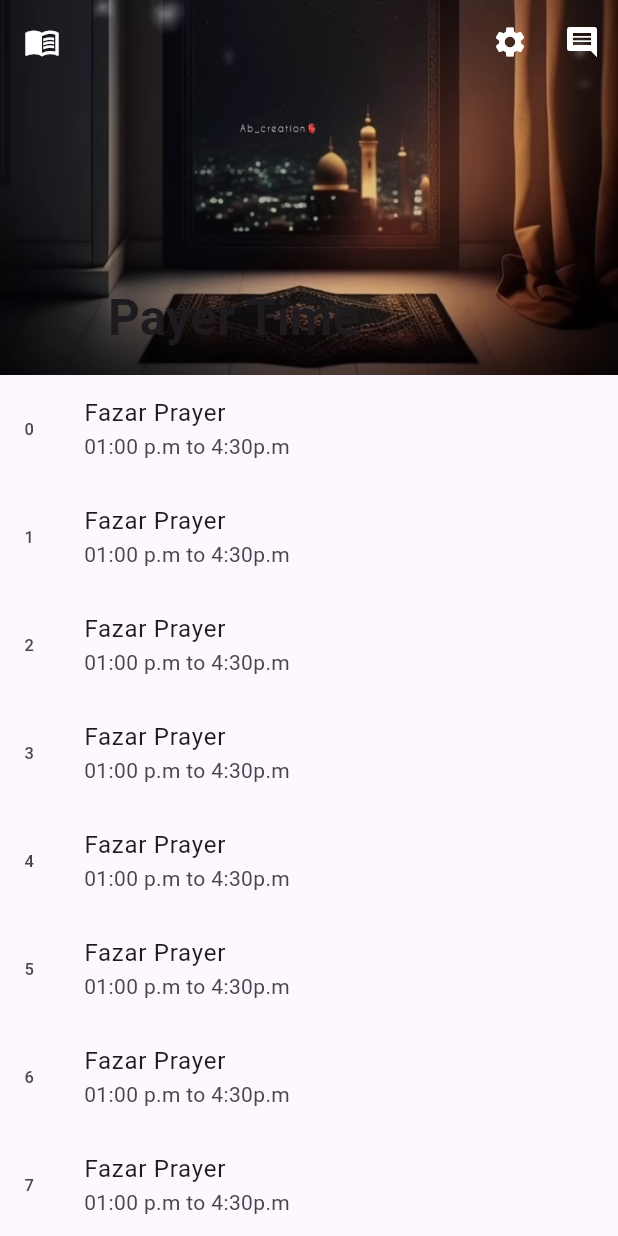
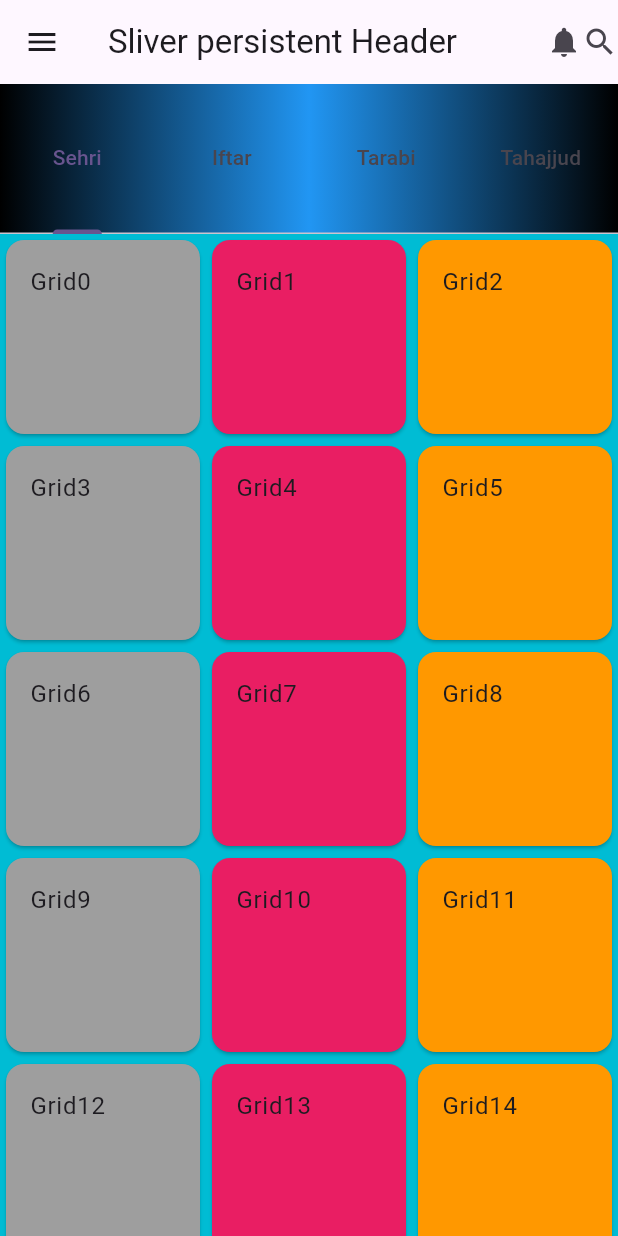
Before and after one commit to honeycse18/Slivers_Project, a Flutter app: the screen it shows after launch, on a phone screen of 412 x 824 dp. Run offline on Flutter 3.47's test engine with Material 3 defaults, Android fonts, the phone set to English and light mode, and no system bars.

Commit message:
SliverPersistentHeader,Tabbar

```diff
--- a/lib/home.dart
+++ b/lib/home.dart
@@ -1,58 +1,85 @@
-import 'package:flutter/material.dart';
+// import 'package:flutter/material.dart';
+// import 'package:flutter/rendering.dart';
+// import 'package:flutter/widgets.dart';
 
-class MyHomePage extends StatelessWidget {
-  const MyHomePage({super.key});
+// class MyHomePage extends StatelessWidget {
+//   MyHomePage({super.key});
 
-  @override
-  Widget build(BuildContext context) {
-    return Scaffold(
-      body: SafeArea(
-          child: CustomScrollView(
-        slivers: <Widget>[
-          SliverAppBar(
-            backgroundColor: Colors.pink,
-            pinned: true,
-            floating: true,
-            snap: true,
-            expandedHeight: 250,
-            flexibleSpace: FlexibleSpaceBar(
-              background: Image.asset(
-                "assets/images/appbar_img.png",
-                fit: BoxFit.fill,
-              ),
-              title: Text(
-                "Payer Time",
-                style: TextStyle(fontWeight: FontWeight.bold),
-              ),
-            ),
-            leading: IconButton(
-              onPressed: () {},
-              icon: Icon(
-                Icons.menu_book,
-                color: Colors.white,
-              ),
-            ),
-            actions: [
-              IconButton(
-                  onPressed: () {},
-                  icon: Icon(Icons.settings, color: Colors.white)),
-              IconButton(
-                  onPressed: () {},
-                  icon: Icon(Icons.comment, color: Colors.white)),
-            ],
-          ),
+//   @override
+//   Widget build(BuildContext context) {
+//     return Scaffold(
+//       body: SafeArea(
+//           child: CustomScrollView(
+//         slivers: <Widget>[
+//           SliverAppBar(
+//             backgroundColor: Colors.pink,
+//             pinned: true,
+//             floating: true,
+//             snap: true,
+//             expandedHeight: 250,
+//             collapsedHeight: 60,
+//             flexibleSpace: LayoutBuilder(
+//               builder: (BuildContext context, BoxConstraints constraints) {
+//                 var isCollapsed = true;
+//                 return FlexibleSpaceBar(
+//                   title: isCollapsed
+//                       ? Column(
+//                           children: [
+//                             SizedBox(height: 4),
+//                             Row(
+//                               children: [
+//                                 CircleAvatar(
+//                                   radius: 20,
+//                                   backgroundColor: Colors.black,
+//                                   child: Image.asset(
+//                                     "assets/images/appbar_img.png",
+//                                     height: 25,
+//                                     width: 25,
+//                                     fit: BoxFit.contain,
+//                                   ),
+//                                 ),
+//                                 SizedBox(width: 8),
+//                                 Text('Prayer Time✨'),
+//                               ],
+//                             ),
+//                           ],
+//                         )
+//                       : Text(''),
+//                   background: Image.asset(
+//                     "assets/images/appbar_img.png",
+//                     fit: BoxFit.fill,
+//                   ),
+//                 );
+//               },
+//             ),
+//             leading: IconButton(
+//               onPressed: () {},
+//               icon: Icon(
+//                 Icons.menu_book,
+//                 color: Colors.white,
+//               ),
+//             ),
+//             actions: [
+//               IconButton(
+//                   onPressed: () {},
+//                   icon: Icon(Icons.settings, color: Colors.white)),
+//               IconButton(
+//                   onPressed: () {},
+//                   icon: Icon(Icons.comment, color: Colors.white)),
+//             ],
+//           ),
 
-          //Sliver Widgets
-          SliverList(
-              delegate: SliverChildBuilderDelegate(
-                  (context, index) => ListTile(
-                        leading: Text("$index"),
-                        title: Text("Fazar Prayer"),
-                        subtitle: Text("01:00 p.m to 4:30p.m"),
-                      ),
-                  childCount: 50))
-        ],
-      )),
-    );
-  }
-}
+//           //Sliver Widgets
+//           SliverList(
+//               delegate: SliverChildBuilderDelegate(
+//                   (context, index) => ListTile(
+//                         leading: Text("$index"),
+//                         title: Text("Fazar Prayer"),
+//                         subtitle: Text("01:00 p.m to 4:30p.m"),
+//                       ),
+//                   childCount: 50))
+//         ],
+//       )),
+//     );
+//   }
+// }
--- /dev/null
+++ b/lib/homepage.dart
@@ -0,0 +1,99 @@
+import 'package:flutter/cupertino.dart';
+import 'package:flutter/material.dart';
+import 'package:flutter/rendering.dart';
+import 'package:flutter/widgets.dart';
+
+class MyHomePage extends StatelessWidget {
+  MyHomePage({super.key});
+
+  @override
+  Widget build(BuildContext context) {
+    return DefaultTabController(
+        length: 4,
+        child: Scaffold(
+          body: NestedScrollView(
+              headerSliverBuilder: (context, _) {
+                return [
+                  SliverAppBar(
+                    leading: Icon(Icons.menu),
+                    actions: [
+                      Icon(Icons.notifications),
+                      Icon(Icons.search),
+                    ],
+                    title: Text("Sliver persistent Header"),
+                  ),
+                  SliverPersistentHeader(
+                      pinned: true, floating: true, delegate: MyTab())
+                ];
+              },
+              body: TabBarView(children: [
+                Container(
+                  color: Colors.cyan,
+                  child: GridView.count(
+                    crossAxisCount: 3,
+                    children: List.generate(
+                        100,
+                        (index) => Card(
+                              color: index % 3 == 0
+                                  ? Colors.grey
+                                  : index % 3 == 1
+                                      ? Colors.pink
+                                      : index % 3 == 2
+                                          ? Colors.orange
+                                          : Colors.black,
+                              child: ListTile(
+                                title: Text('Grid$index'),
+                              ),
+                            )),
+                  ),
+                ),
+                Container(
+                  color: Colors.green,
+                ),
+                Container(
+                  color: Colors.orange,
+                ),
+                Container(
+                  color: Colors.black,
+                ),
+              ])),
+        ));
+  }
+}
+
+class MyTab extends SliverPersistentHeaderDelegate {
+  @override
+  Widget build(
+      BuildContext context, double shrinkOffset, bool overlapsContent) {
+    return Container(
+      decoration: BoxDecoration(
+          gradient: LinearGradient(
+              colors: [Colors.black, Colors.blue, Colors.black])),
+      child: TabBar(tabs: [
+        Tab(
+          text: "Sehri",
+          height: 100,
+        ),
+        Tab(
+          text: "Iftar",
+        ),
+        Tab(
+          text: "Tarabi",
+        ),
+        Tab(
+          text: "Tahajjud",
+        ),
+      ]),
+    );
+  }
+
+  @override
+  bool shouldRebuild(covariant SliverPersistentHeaderDelegate oldDelegate) {
+    return true;
+  }
+
+  @override
+  double maxExtent = 100;
+  @override
+  double minExtent = 50;
+}
--- a/lib/main.dart
+++ b/lib/main.dart
@@ -1,5 +1,5 @@
 import 'package:flutter/material.dart';
-import 'package:sliver_project/home.dart';
+import 'package:sliver_project/homepage.dart';
 
 void main() {
   runApp(const MyApp());
```
